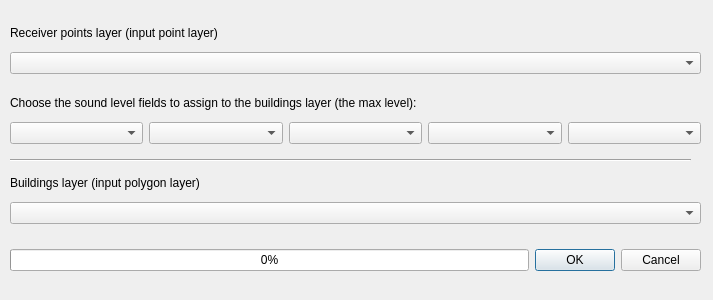
The window that tools/ui_AssignLevelsToBuildings.ui (Arpapiemonte/openoise-map) describes before a commit, drawn with Qt 5.
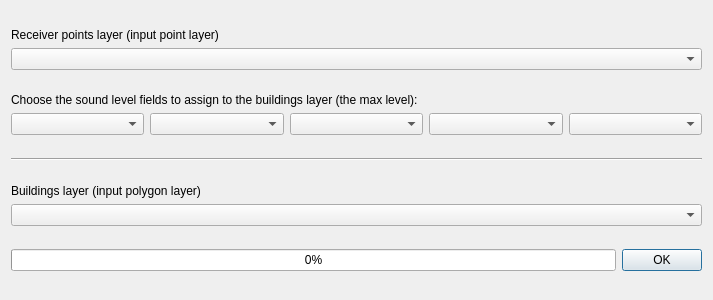
The same window after the commit. Custom widgets are drawn as their Qt base class.

```diff
--- a/tools/ui_AssignLevelsToBuildings.ui
+++ b/tools/ui_AssignLevelsToBuildings.ui
@@ -43,15 +43,74 @@
   <property name="locale">
    <locale language="Italian" country="Italy"/>
   </property>
-  <widget class="QWidget" name="verticalLayoutWidget">
-   <property name="geometry">
-    <rect>
-     <x>10</x>
-     <y>170</y>
-     <width>691</width>
-     <height>61</height>
-    </rect>
-   </property>
+  <layout class="QVBoxLayout" name="verticalLayout_2">
+   <item>
+    <layout class="QVBoxLayout" name="receivers_layer_verticalLayout">
+     <property name="sizeConstraint">
+      <enum>QLayout::SetNoConstraint</enum>
+     </property>
+     <item>
+      <widget class="QLabel" name="receiver_points_layer_label">
+       <property name="sizePolicy">
+        <sizepolicy hsizetype="Fixed" vsizetype="Fixed">
+         <horstretch>0</horstretch>
+         <verstretch>0</verstretch>
+        </sizepolicy>
+       </property>
+       <property name="text">
+        <string>Receiver points layer (input point layer)</string>
+       </property>
+      </widget>
+     </item>
+     <item>
+      <widget class="QgsMapLayerComboBox" name="receiver_points_layer_comboBox"/>
+     </item>
+    </layout>
+   </item>
+   <item>
+    <layout class="QVBoxLayout" name="verticalLayout">
+     <item>
+      <widget class="QLabel" name="choose_fileds_label">
+       <property name="sizePolicy">
+        <sizepolicy hsizetype="Fixed" vsizetype="Fixed">
+         <horstretch>0</horstretch>
+         <verstretch>0</verstretch>
+        </sizepolicy>
+       </property>
+       <property name="text">
+        <string>Choose the sound level fields to assign to the buildings layer (the max level):</string>
+       </property>
+      </widget>
+     </item>
+     <item>
+      <layout class="QHBoxLayout" name="horizontalLayout_2">
+       <item>
+        <widget class="QgsFieldComboBox" name="level_1_comboBox"/>
+       </item>
+       <item>
+        <widget class="QgsFieldComboBox" name="level_2_comboBox"/>
+       </item>
+       <item>
+        <widget class="QgsFieldComboBox" name="level_3_comboBox"/>
+       </item>
+       <item>
+        <widget class="QgsFieldComboBox" name="level_4_comboBox"/>
+       </item>
+       <item>
+        <widget class="QgsFieldComboBox" name="level_5_comboBox"/>
+       </item>
+      </layout>
+     </item>
+    </layout>
+   </item>
+   <item>
+    <widget class="Line" name="line">
+     <property name="orientation">
+      <enum>Qt::Horizontal</enum>
+     </property>
+    </widget>
+   </item>
+   <item>
    <layout class="QVBoxLayout" name="buildings_layer_verticalLayout">
     <property name="sizeConstraint">
      <enum>QLayout::SetNoConstraint</enum>
@@ -70,19 +129,11 @@
      </widget>
     </item>
     <item>
-     <widget class="QComboBox" name="buildings_layer_comboBox"/>
-    </item>
-   </layout>
-  </widget>
-  <widget class="QWidget" name="horizontalLayoutWidget_2">
-   <property name="geometry">
-    <rect>
-     <x>10</x>
-     <y>240</y>
-     <width>691</width>
-     <height>41</height>
-    </rect>
-   </property>
+      <widget class="QgsMapLayerComboBox" name="buildings_layer_comboBox"/>
+     </item>
+    </layout>
+   </item>
+   <item>
    <layout class="QHBoxLayout" name="horizontalLayout">
     <item>
      <widget class="QProgressBar" name="progressBar">
@@ -103,108 +154,26 @@
        <enum>Qt::Horizontal</enum>
       </property>
       <property name="standardButtons">
-       <set>QDialogButtonBox::Cancel|QDialogButtonBox::Ok</set>
+        <set>QDialogButtonBox::Ok</set>
       </property>
      </widget>
     </item>
    </layout>
-  </widget>
-  <widget class="QWidget" name="verticalLayoutWidget_2">
-   <property name="geometry">
-    <rect>
-     <x>10</x>
-     <y>20</y>
-     <width>691</width>
-     <height>61</height>
-    </rect>
-   </property>
-   <layout class="QVBoxLayout" name="receivers_layer_verticalLayout">
-    <property name="sizeConstraint">
-     <enum>QLayout::SetNoConstraint</enum>
-    </property>
-    <item>
-     <widget class="QLabel" name="receiver_points_layer_label">
-      <property name="sizePolicy">
-       <sizepolicy hsizetype="Fixed" vsizetype="Fixed">
-        <horstretch>0</horstretch>
-        <verstretch>0</verstretch>
-       </sizepolicy>
-      </property>
-      <property name="text">
-       <string>Receiver points layer (input point layer)</string>
-      </property>
-     </widget>
-    </item>
-    <item>
-     <widget class="QComboBox" name="receiver_points_layer_comboBox"/>
-    </item>
-   </layout>
-  </widget>
-  <widget class="Line" name="line">
-   <property name="geometry">
-    <rect>
-     <x>10</x>
-     <y>150</y>
-     <width>681</width>
-     <height>20</height>
-    </rect>
-   </property>
-   <property name="orientation">
-    <enum>Qt::Horizontal</enum>
-   </property>
-  </widget>
-  <widget class="QWidget" name="verticalLayoutWidget_3">
-   <property name="geometry">
-    <rect>
-     <x>10</x>
-     <y>90</y>
-     <width>691</width>
-     <height>60</height>
-    </rect>
-   </property>
-   <layout class="QVBoxLayout" name="verticalLayout">
-    <item>
-     <widget class="QLabel" name="choose_fileds_label">
-      <property name="sizePolicy">
-       <sizepolicy hsizetype="Fixed" vsizetype="Fixed">
-        <horstretch>0</horstretch>
-        <verstretch>0</verstretch>
-       </sizepolicy>
-      </property>
-      <property name="text">
-       <string>Choose the sound level fields to assign to the buildings layer (the max level):</string>
-      </property>
-     </widget>
-    </item>
-    <item>
-     <layout class="QHBoxLayout" name="horizontalLayout_2">
-      <item>
-       <widget class="QComboBox" name="level_1_comboBox">
-        <property name="sizePolicy">
-         <sizepolicy hsizetype="Preferred" vsizetype="Fixed">
-          <horstretch>0</horstretch>
-          <verstretch>0</verstretch>
-         </sizepolicy>
-        </property>
-       </widget>
-      </item>
-      <item>
-       <widget class="QComboBox" name="level_2_comboBox"/>
-      </item>
-      <item>
-       <widget class="QComboBox" name="level_3_comboBox"/>
-      </item>
-      <item>
-       <widget class="QComboBox" name="level_4_comboBox"/>
-      </item>
-      <item>
-       <widget class="QComboBox" name="level_5_comboBox"/>
-      </item>
-     </layout>
-    </item>
-   </layout>
-  </widget>
- </widget>
+   </item>
+  </layout>
+ </widget>
+ <customwidgets>
+  <customwidget>
+   <class>QgsFieldComboBox</class>
+   <extends>QComboBox</extends>
+   <header>qgis.gui</header>
+  </customwidget>
+  <customwidget>
+   <class>QgsMapLayerComboBox</class>
+   <extends>QComboBox</extends>
+   <header>qgis.gui</header>
+  </customwidget>
+ </customwidgets>
  <resources/>
  <connections>
   <connection>
```
Left out of the diff: 88 changed lines with no effect on the pictures. Lines whose indentation alone changed are shown as unchanged.
